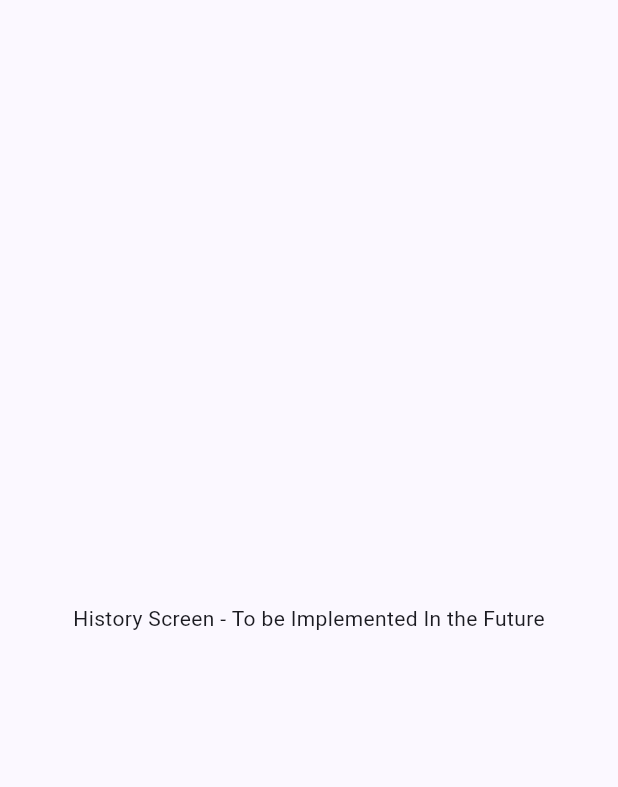
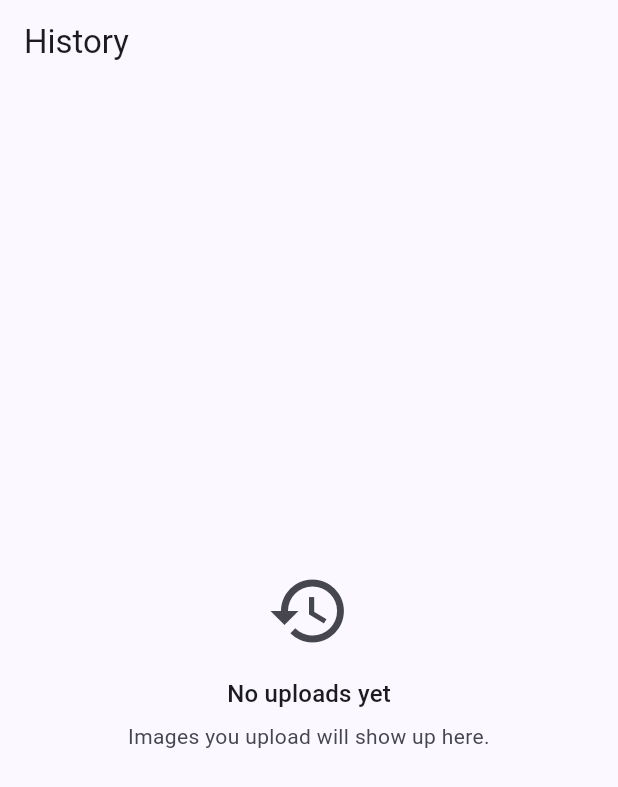
Before and after one commit to RakshakSigdel/cloudinary-mobile-uploader, a Flutter app: the HistoryScreen screen opened by its route, on a phone screen of 412 x 824 dp. Shown: the top 787 px of the screen. Run offline on Flutter 3.47's test engine with Material 3 defaults, Android fonts, the phone set to English and light mode, and no system bars; our stand-ins replace dio, flutter_riverpod, go_router, image_picker, shared_preferences; accounts and stored records are empty.

Commit message:
Build upload history UI and item removal
Replace the placeholder history screen with a full Riverpod-backed UI that handles loading, error, empty, and populated states. Add refresh, clear-all confirmation, swipe-to-delete per item, and a reusable history list item widget with thumbnail preview, metadata/date formatting, and copy-link action.

Also add `remove(publicId)` to the history notifier for persisted single-item deletion, and serialize `created_at` as an ISO-8601 string in `UploadResult.toJson()` to keep stored history data consistent and parse-safe.

```diff
--- a/lib/features/image_upload/domain/upload_result.dart
+++ b/lib/features/image_upload/domain/upload_result.dart
@@ -37,7 +37,7 @@ class UploadResult {
     'secure_url' : secureUrl,
     'format' : format,
     'bytes' : bytes,
-    'created_at' : createdAt,
+    'created_at' : createdAt.toIso8601String(),
     'width' : width,
     'height' : height,
     'folder' : folder,
--- a/lib/features/upload_history/presentation/screens/history_screen.dart
+++ b/lib/features/upload_history/presentation/screens/history_screen.dart
@@ -1,11 +1,138 @@
+import 'package:cloudinary_mobile_uploader/core/error/app_exception.dart';
+import 'package:cloudinary_mobile_uploader/core/error/failure.dart';
+import 'package:cloudinary_mobile_uploader/core/widgets/error_view.dart';
+import 'package:cloudinary_mobile_uploader/features/upload_history/presentation/providers/upload_history_provider.dart';
+import 'package:cloudinary_mobile_uploader/features/upload_history/presentation/widgets/history_list_item.dart';
 import 'package:flutter/material.dart';
+import 'package:flutter_riverpod/flutter_riverpod.dart';
 
-class HistoryScreen extends StatelessWidget{
+class HistoryScreen extends ConsumerWidget {
   const HistoryScreen({super.key});
+
+  Future<void> _confirmClearAll(BuildContext context, WidgetRef ref) async {
+    final confirmed = await showDialog<bool>(
+      context: context,
+      builder: (dialogContext) => AlertDialog(
+        title: const Text('Clear history?'),
+        content: const Text(
+          'This removes all upload history from this device. '
+          'Images already uploaded to Cloudinary are not affected.',
+        ),
+        actions: [
+          TextButton(
+            onPressed: () => Navigator.of(dialogContext).pop(false),
+            child: const Text('Cancel'),
+          ),
+          FilledButton(
+            onPressed: () => Navigator.of(dialogContext).pop(true),
+            child: const Text('Clear'),
+          ),
+        ],
+      ),
+    );
+    if (confirmed == true) {
+      await ref.read(uploadHistoryProvider.notifier).clearAll();
+    }
+  }
+
   @override
-  Widget build(BuildContext context) {
-    return const Scaffold(
-        body: Center(child: Text('History Screen - To be Implemented In the Future'),)
+  Widget build(BuildContext context, WidgetRef ref) {
+    final historyState = ref.watch(uploadHistoryProvider);
+
+    return Scaffold(
+      appBar: AppBar(
+        title: const Text('History'),
+        actions: [
+          if (historyState.valueOrNull?.isNotEmpty ?? false)
+            IconButton(
+              tooltip: 'Clear history',
+              icon: const Icon(Icons.delete_sweep_outlined),
+              onPressed: () => _confirmClearAll(context, ref),
+            ),
+        ],
+      ),
+      body: historyState.when(
+        loading: () => const Center(child: CircularProgressIndicator()),
+        error: (err, _) => Center(
+          child: Padding(
+            padding: const EdgeInsets.all(24),
+            child: ErrorView(
+              failure: Failure.fromException(
+                err is AppException ? err : const UnknownException(),
+              ),
+              onRetry: () => ref.invalidate(uploadHistoryProvider),
+            ),
+          ),
+        ),
+        data: (results) {
+          if (results.isEmpty) return const _EmptyHistoryState();
+
+          final newestFirst = results.reversed.toList();
+          return RefreshIndicator(
+            onRefresh: () => ref.refresh(uploadHistoryProvider.future),
+            child: ListView.builder(
+              padding: const EdgeInsets.symmetric(vertical: 8),
+              itemCount: newestFirst.length,
+              itemBuilder: (context, index) {
+                final item = newestFirst[index];
+                return Dismissible(
+                  key: ValueKey(item.publicId),
+                  direction: DismissDirection.endToStart,
+                  background: Container(
+                    alignment: Alignment.centerRight,
+                    padding: const EdgeInsets.symmetric(horizontal: 24),
+                    margin: const EdgeInsets.symmetric(
+                      vertical: 4,
+                      horizontal: 12,
+                    ),
+                    decoration: BoxDecoration(
+                      color: Theme.of(context).colorScheme.errorContainer,
+                      borderRadius: BorderRadius.circular(16),
+                    ),
+                    child: Icon(
+                      Icons.delete_outline,
+                      color: Theme.of(context).colorScheme.onErrorContainer,
+                    ),
+                  ),
+                  onDismissed: (_) =>
+                      ref.read(uploadHistoryProvider.notifier).remove(item.publicId),
+                  child: HistoryListItem(result: item),
+                );
+              },
+            ),
+          );
+        },
+      ),
     );
   }
 }
+
+class _EmptyHistoryState extends StatelessWidget {
+  const _EmptyHistoryState();
+
+  @override
+  Widget build(BuildContext context) {
+    final colorScheme = Theme.of(context).colorScheme;
+    return Center(
+      child: Padding(
+        padding: const EdgeInsets.symmetric(horizontal: 32),
+        child: Column(
+          mainAxisSize: MainAxisSize.min,
+          children: [
+            Icon(Icons.history, size: 56, color: colorScheme.onSurfaceVariant),
+            const SizedBox(height: 16),
+            Text('No uploads yet', style: Theme.of(context).textTheme.titleMedium),
+            const SizedBox(height: 6),
+            Text(
+              'Images you upload will show up here.',
+              textAlign: TextAlign.center,
+              style: Theme.of(context).textTheme.bodyMedium?.copyWith(
+                color: colorScheme.onSurfaceVariant,
+              ),
+            ),
+          ],
+        ),
+      ),
+    );
+  }
+}
```
Also changed, not shown: lib/features/upload_history/presentation/providers/upload_history_provider.dart (+7 -1 lines), lib/features/upload_history/presentation/widgets/history_list_item.dart (+134 -0 lines).
